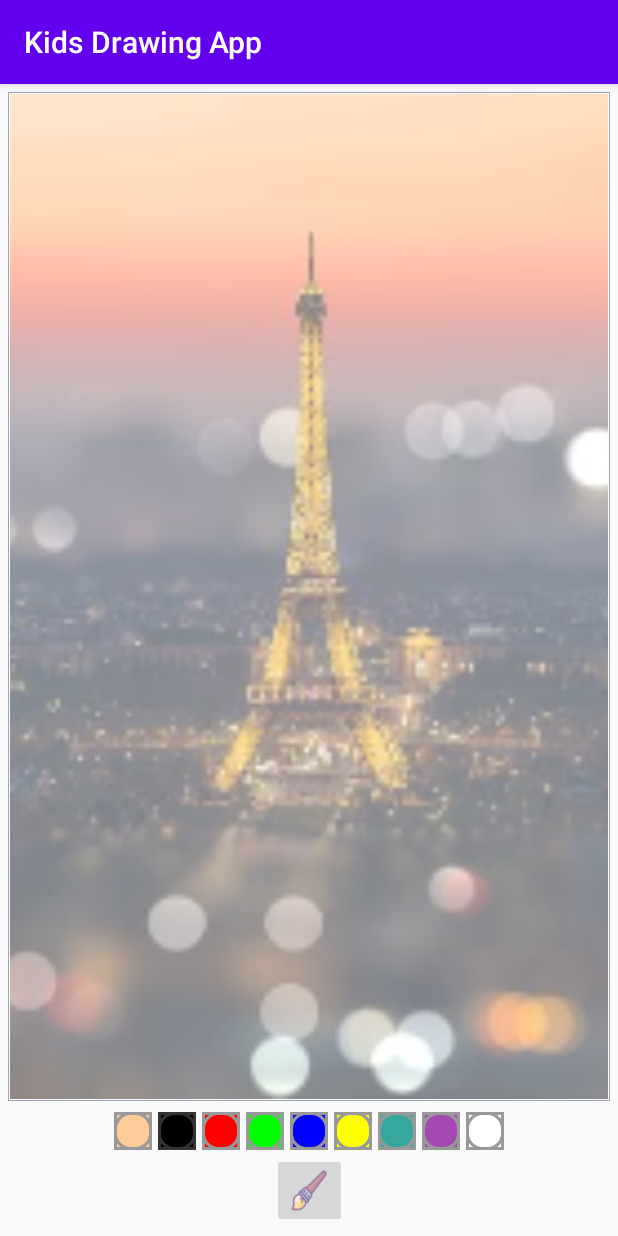
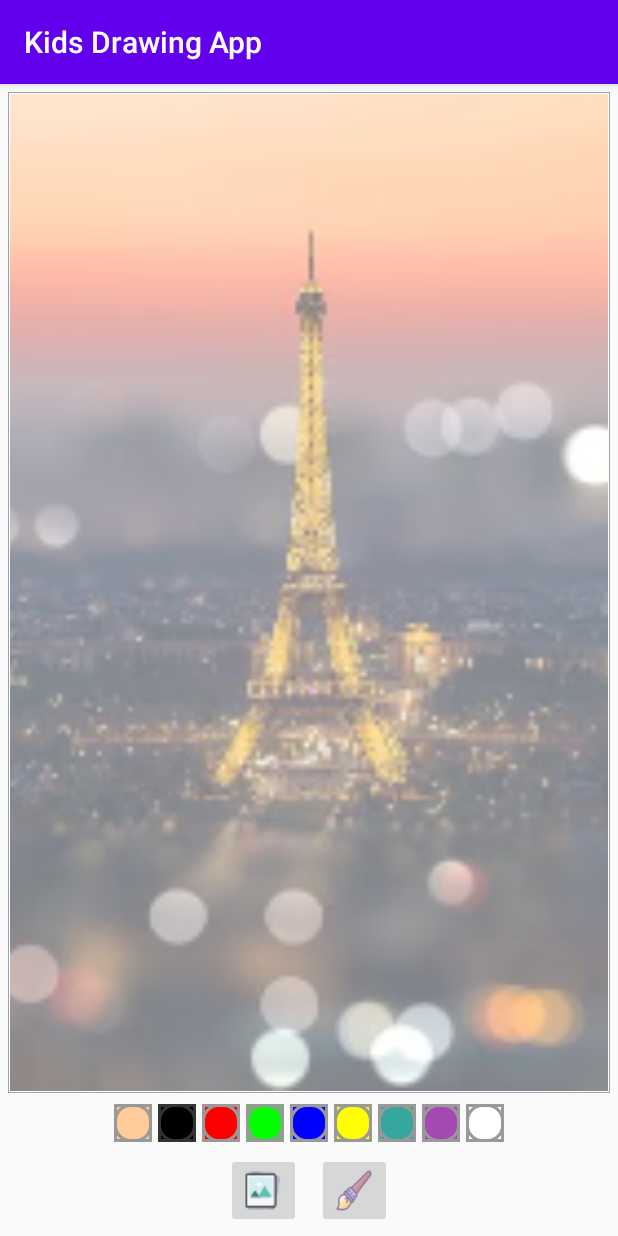
Before and after one commit to liguopengbenli/drawingAPP, an Android app: the screen it shows after launch (MainActivity), on a phone screen of 412 x 824 dp. Run offline under Robolectric (Android 15) with nearby library versions, the phone set to English and light mode, and no system bars.

Commit message:
add a gallery bnt in a container linearlayout

```diff
--- a/app/src/main/res/layout/activity_main.xml
+++ b/app/src/main/res/layout/activity_main.xml
@@ -33,7 +33,6 @@
             android:layout_height="match_parent"
             android:background="#80FFFFFF"
             />
-
     </FrameLayout>
 
 
@@ -42,7 +41,7 @@
         android:layout_height="wrap_content"
         android:orientation="horizontal"
         android:id="@+id/ll_paint_colors"
-        app:layout_constraintBottom_toTopOf="@id/ib_brush"
+        app:layout_constraintBottom_toTopOf="@id/ll_action_buttons"
         app:layout_constraintLeft_toLeftOf="parent"
         app:layout_constraintRight_toRightOf="parent"
         app:layout_constraintTop_toBottomOf="@id/fl_drawing_view_container">
@@ -148,6 +147,25 @@
 
     </LinearLayout>
 
+    <LinearLayout
+        android:id="@+id/ll_action_buttons"
+        android:layout_width ="match_parent"
+        android:layout_height="wrap_content"
+        android:gravity="center"
+        android:orientation="horizontal"
+        app:layout_constraintBottom_toBottomOf="parent"
+        app:layout_constraintRight_toRightOf="parent"
+        app:layout_constraintLeft_toLeftOf="parent"
+        >
+        <ImageButton
+            android:id="@+id/ib_gallery"
+            android:layout_width="50dp"
+            android:layout_height="50dp"
+            android:src="@drawable/ic_gallery"
+            android:contentDescription="gallery image"
+            android:scaleType="fitXY"
+            android:layout_margin="5dp"
+            />
 
         <ImageButton
             android:id="@+id/ib_brush"
@@ -157,10 +175,9 @@
             android:contentDescription="brush image"
             android:scaleType="fitXY"
             android:layout_margin="5dp"
-        app:layout_constraintBottom_toBottomOf="parent"
-        app:layout_constraintRight_toRightOf="parent"
-        app:layout_constraintLeft_toLeftOf="parent"
             />
+    </LinearLayout>
+
 
 
 </androidx.constraintlayout.widget.ConstraintLayout>
```
Also changed, not shown: app/src/main/res/drawable-xxhdpi/ic_gallery.png (added). Lines whose indentation alone changed are shown as unchanged.
